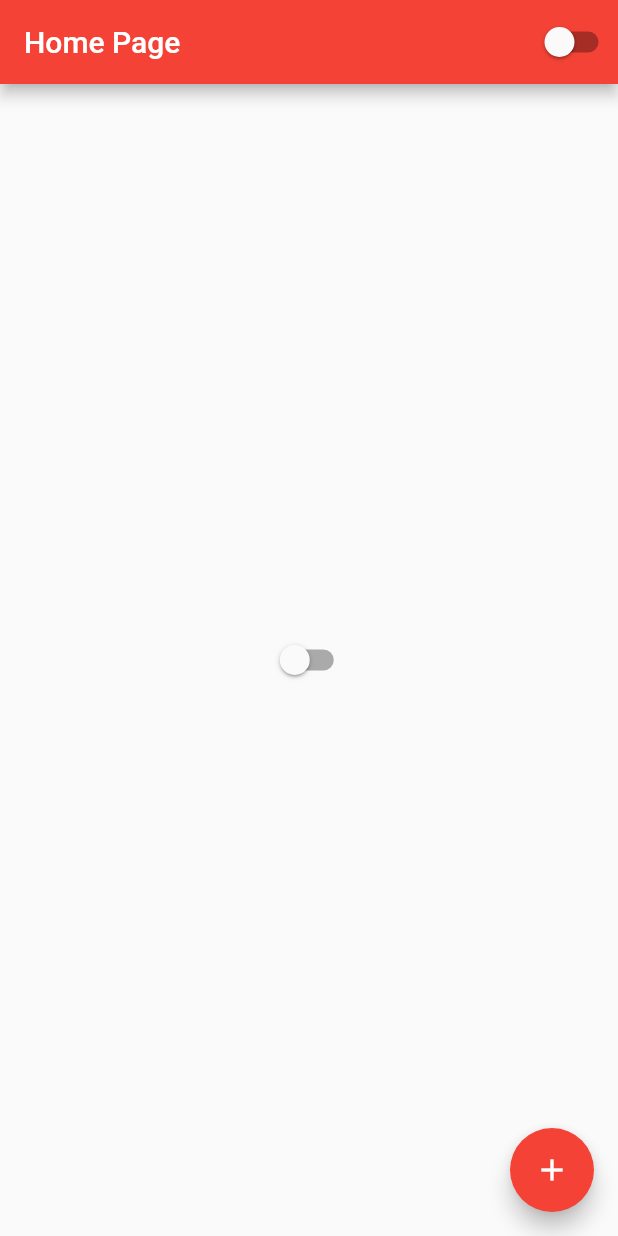
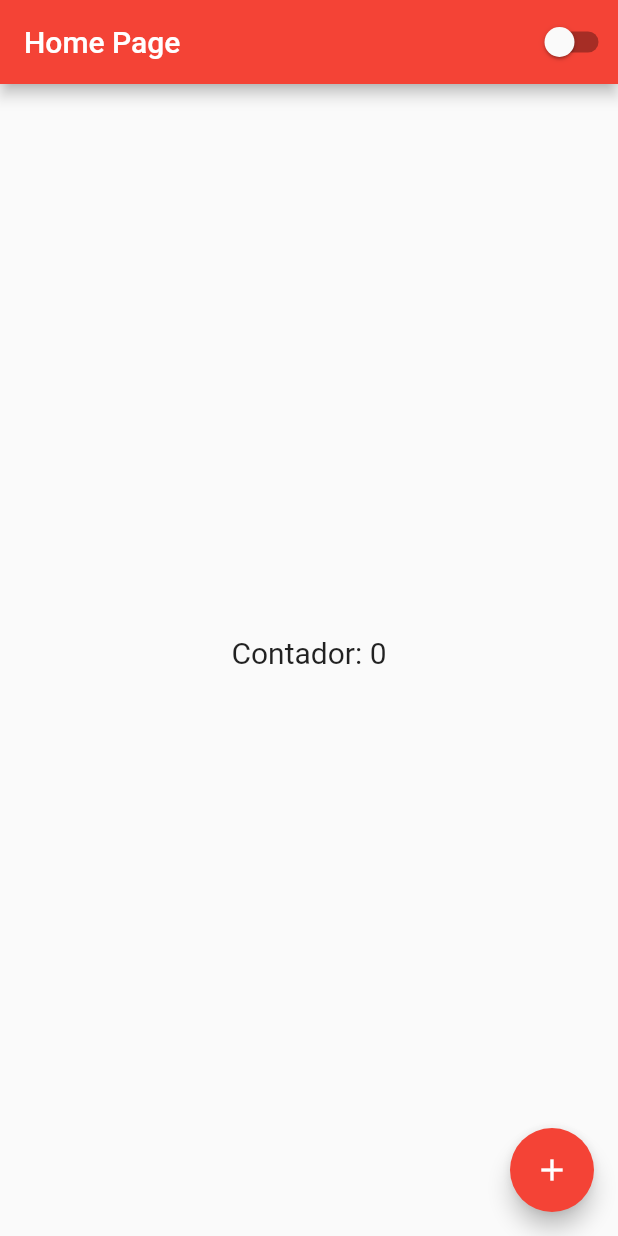
Before and after one commit to AnaKnis/change-theme, a Flutter app: the screen it shows after launch, on a phone screen of 412 x 824 dp. Run offline on Flutter 3.47's test engine with Material 2 defaults, Android fonts, the phone set to English and light mode, and no system bars.

Commit message:
First Commit

```diff
--- a/lib/home_page.dart
+++ b/lib/home_page.dart
@@ -20,12 +20,27 @@ class _HomePageState extends State<HomePage> {
           CustomSwitch()
         ],
       ),
-      body: Center(
-        child: CustomSwitch()
+      body: Container(
+        padding: EdgeInsets.all(20.0),
+        width: double.infinity,
+        height: double.infinity,
+        child: Column(
+          mainAxisAlignment: MainAxisAlignment.center,
+          children: [
+            Text("Contador: $counter",
+              style: TextStyle(fontSize: 20.0),
+            ),
+            SizedBox(height: 10),
+          ],
+        ),
       ),
       floatingActionButton: FloatingActionButton(
         child: Icon(Icons.add),
-        onPressed: () {},
+        onPressed: () {
+          setState(() {
+            counter++;
+          });
+        },
       ),
     );
   }
```
